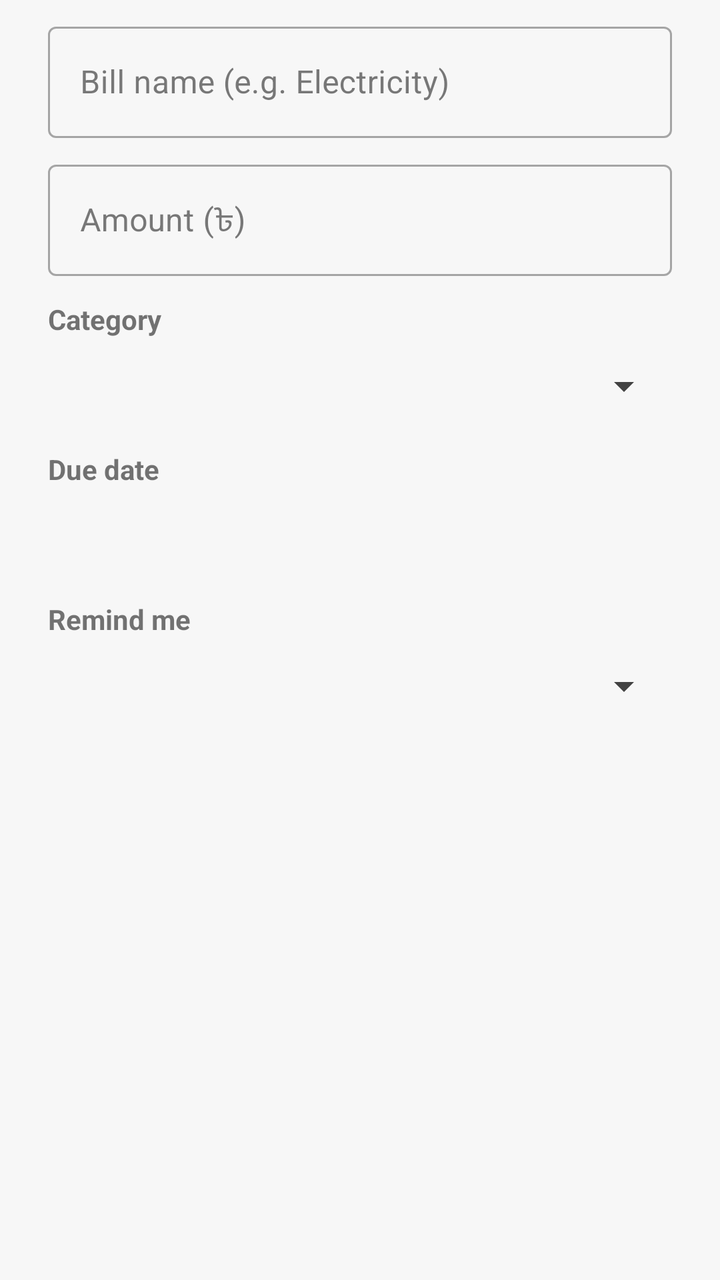
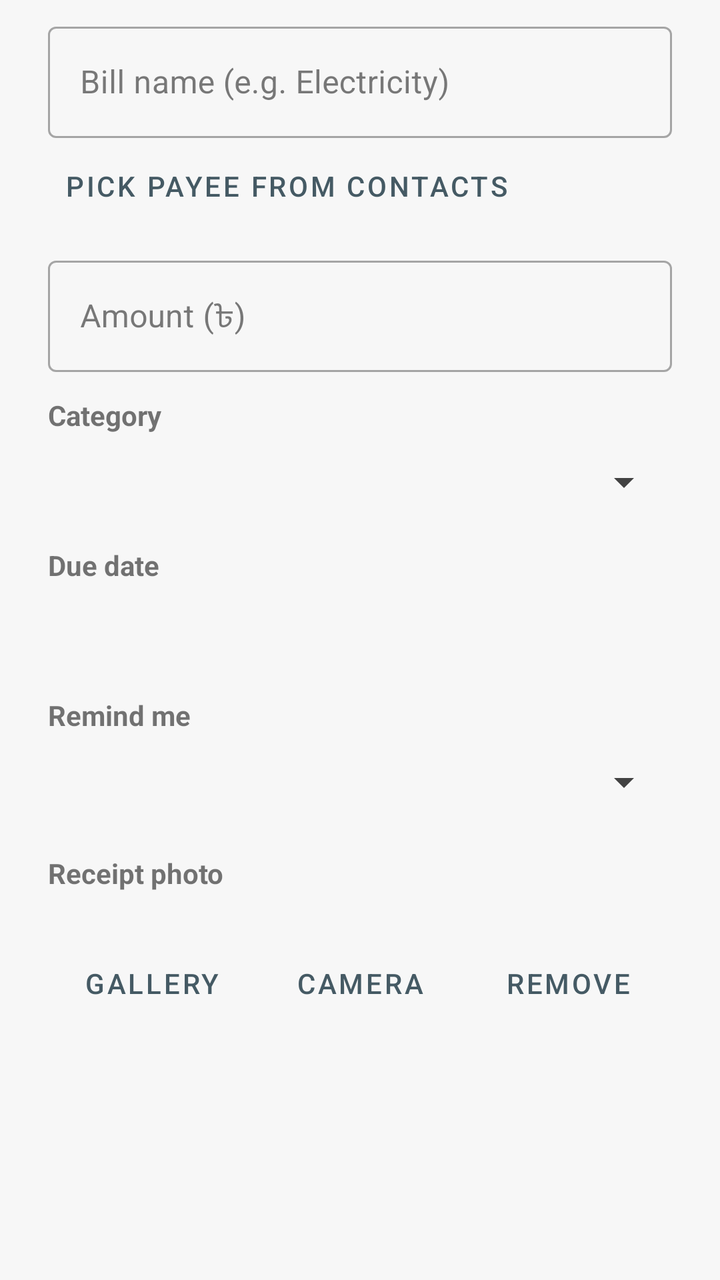

An Android layout rendered at two revisions. The XML below is the earlier revision; the diff shows what the commit changed to produce the second picture.
<!-- AndroidManifest.xml: application theme Theme.ExpenseTracker -->
<!-- res/layout/dialog_bill.xml -->
<?xml version="1.0" encoding="utf-8"?>
<ScrollView xmlns:android="http://schemas.android.com/apk/res/android"
    xmlns:app="http://schemas.android.com/apk/res-auto"
    android:layout_width="match_parent"
    android:layout_height="wrap_content">

    <LinearLayout
        android:layout_width="match_parent"
        android:layout_height="wrap_content"
        android:orientation="vertical"
        android:paddingStart="24dp"
        android:paddingTop="8dp"
        android:paddingEnd="24dp">

        <com.google.android.material.textfield.TextInputLayout
            android:id="@+id/billNameLayout"
            style="@style/Widget.MaterialComponents.TextInputLayout.OutlinedBox"
            android:layout_width="match_parent"
            android:layout_height="wrap_content"
            android:hint="@string/bill_name_hint">

            <com.google.android.material.textfield.TextInputEditText
                android:id="@+id/billNameInput"
                android:layout_width="match_parent"
                android:layout_height="wrap_content"
                android:inputType="textCapSentences"
                android:maxLength="40" />
        </com.google.android.material.textfield.TextInputLayout>

        <com.google.android.material.textfield.TextInputLayout
            android:id="@+id/billAmountLayout"
            style="@style/Widget.MaterialComponents.TextInputLayout.OutlinedBox"
            android:layout_width="match_parent"
            android:layout_height="wrap_content"
            android:layout_marginTop="8dp"
            android:hint="@string/amount_hint"
            app:prefixText="৳ ">

            <com.google.android.material.textfield.TextInputEditText
                android:id="@+id/billAmountInput"
                android:layout_width="match_parent"
                android:layout_height="wrap_content"
                android:inputType="numberDecimal"
                android:maxLength="15" />
        </com.google.android.material.textfield.TextInputLayout>

        <TextView
            android:layout_width="wrap_content"
            android:layout_height="wrap_content"
            android:layout_marginTop="12dp"
            android:text="@string/category"
            android:textStyle="bold" />

        <Spinner
            android:id="@+id/billCategorySpinner"
            android:layout_width="match_parent"
            android:layout_height="48dp" />

        <TextView
            android:layout_width="wrap_content"
            android:layout_height="wrap_content"
            android:layout_marginTop="8dp"
            android:text="@string/bill_due_date"
            android:textStyle="bold" />

        <Button
            android:id="@+id/billDueButton"
            style="@style/Widget.MaterialComponents.Button.OutlinedButton"
            android:layout_width="match_parent"
            android:layout_height="wrap_content" />

        <TextView
            android:layout_width="wrap_content"
            android:layout_height="wrap_content"
            android:layout_marginTop="8dp"
            android:text="@string/bill_remind_me"
            android:textStyle="bold" />

        <Spinner
            android:id="@+id/billReminderSpinner"
            android:layout_width="match_parent"
            android:layout_height="48dp" />

        <TextView
            android:id="@+id/billFormError"
            android:layout_width="match_parent"
            android:layout_height="wrap_content"
            android:layout_marginTop="4dp"
            android:textColor="?attr/etExpense"
            android:textSize="13sp"
            android:visibility="gone" />
    </LinearLayout>
</ScrollView>
<!-- resources referenced by this layout -->
<resources>
  <string name="amount_hint">Amount (৳)</string>
  <string name="bill_due_date">Due date</string>
  <string name="bill_name_hint">Bill name (e.g. Electricity)</string>
  <string name="bill_remind_me">Remind me</string>
  <string name="category">Category</string>
  <style name="Theme.ExpenseTracker" parent="Theme.ExpenseTracker.White" />
  <color name="theme_white_primary">#455A64</color>
  <color name="theme_white_primary_dark">#263238</color>
  <color name="theme_white_on_primary">#FFFFFF</color>
  <color name="theme_white_accent">#00897B</color>
  <color name="theme_white_surface">#FFFFFF</color>
  <color name="theme_white_t1">#212121</color>
  <color name="theme_white_bg">#F7F7F7</color>
  <color name="theme_white_t2">#424242</color>
  <color name="theme_white_t3">#6B6B6B</color>
  <color name="theme_white_track">#E0E0E0</color>
  <color name="theme_white_divider">#E0E0E0</color>
  <color name="theme_white_hero">#455A64</color>
  <color name="theme_white_on_hero">#FFFFFF</color>
  <color name="theme_white_hero_muted">#CFD8DC</color>
  <color name="theme_white_hero_income">#C8E6C9</color>
  <color name="theme_white_hero_expense">#FFCDD2</color>
  <color name="theme_white_income">#2E7D32</color>
  <color name="theme_white_expense">#C62828</color>
  <color name="theme_white_warning">#B85C00</color>
  <color name="theme_white_expense_light">#FFCDD2</color>
  <color name="theme_white_warning_light">#FFE0B2</color>
  <color name="theme_white_banner_text">#212121</color>
  <color name="theme_white_chart_text">#424242</color>
  <color name="theme_white_chart_grid">#E0E0E0</color>
  <!-- unchanged entries left out for length: 1 -->
</resources>

<!-- the commit's change to res/layout/dialog_bill.xml (unified diff, before → after) -->
@@ -26,6 +26,14 @@
                 android:inputType="textCapSentences"
                 android:maxLength="40" />
         </com.google.android.material.textfield.TextInputLayout>
+
+        
+        <Button
+            android:id="@+id/billPickContactButton"
+            style="@style/Widget.MaterialComponents.Button.TextButton"
+            android:layout_width="wrap_content"
+            android:layout_height="wrap_content"
+            android:text="@string/bill_pick_contact" />
 
         <com.google.android.material.textfield.TextInputLayout
             android:id="@+id/billAmountLayout"
@@ -81,6 +89,64 @@
             android:layout_width="match_parent"
             android:layout_height="48dp" />
 
+        
+        <TextView
+            android:layout_width="wrap_content"
+            android:layout_height="wrap_content"
+            android:layout_marginTop="12dp"
+            android:text="@string/bill_receipt"
+            android:textStyle="bold" />
+
+        <ImageView
+            android:id="@+id/receiptPreview"
+            android:layout_width="match_parent"
+            android:layout_height="140dp"
+            android:layout_marginTop="6dp"
+            android:contentDescription="@string/cd_receipt_preview"
+            android:scaleType="fitCenter"
+            android:visibility="gone" />
+
+        <TextView
+            android:id="@+id/receiptStatus"
+            android:layout_width="match_parent"
+            android:layout_height="wrap_content"
+            android:layout_marginTop="4dp"
+            android:textColor="?attr/etTextTertiary"
+            android:textSize="13sp" />
+
+        <LinearLayout
+            android:layout_width="match_parent"
+            android:layout_height="wrap_content"
+            android:orientation="horizontal">
+
+            <Button
+                android:id="@+id/receiptGalleryButton"
+                style="@style/Widget.MaterialComponents.Button.TextButton"
+                android:layout_width="0dp"
+                android:layout_height="wrap_content"
+                android:layout_weight="1"
+                android:minWidth="0dp"
+                android:text="@string/bill_receipt_gallery" />
+
+            <Button
+                android:id="@+id/receiptCameraButton"
+                style="@style/Widget.MaterialComponents.Button.TextButton"
+                android:layout_width="0dp"
+                android:layout_height="wrap_content"
+                android:layout_weight="1"
+                android:minWidth="0dp"
+                android:text="@string/bill_receipt_camera" />
+
+            <Button
+                android:id="@+id/receiptRemoveButton"
+                style="@style/Widget.MaterialComponents.Button.TextButton"
+                android:layout_width="0dp"
+                android:layout_height="wrap_content"
+                android:layout_weight="1"
+                android:minWidth="0dp"
+                android:text="@string/bill_receipt_remove" />
+        </LinearLayout>
+
         <TextView
             android:id="@+id/billFormError"
             android:layout_width="match_parent"
<!-- resource entries referenced after the edit -->
@@ -3,8 +3,14 @@
   <string name="amount_hint">Amount (৳)</string>
   <string name="bill_due_date">Due date</string>
   <string name="bill_name_hint">Bill name (e.g. Electricity)</string>
+  <string name="bill_pick_contact">Pick payee from Contacts</string>
+  <string name="bill_receipt">Receipt photo</string>
+  <string name="bill_receipt_camera">Camera</string>
+  <string name="bill_receipt_gallery">Gallery</string>
+  <string name="bill_receipt_remove">Remove</string>
   <string name="bill_remind_me">Remind me</string>
   <string name="category">Category</string>
+  <string name="cd_receipt_preview">Preview of the receipt photo</string>
   <style name="Theme.ExpenseTracker" parent="Theme.ExpenseTracker.White" />
   <color name="theme_white_primary">#455A64</color>
   <color name="theme_white_primary_dark">#263238</color>
